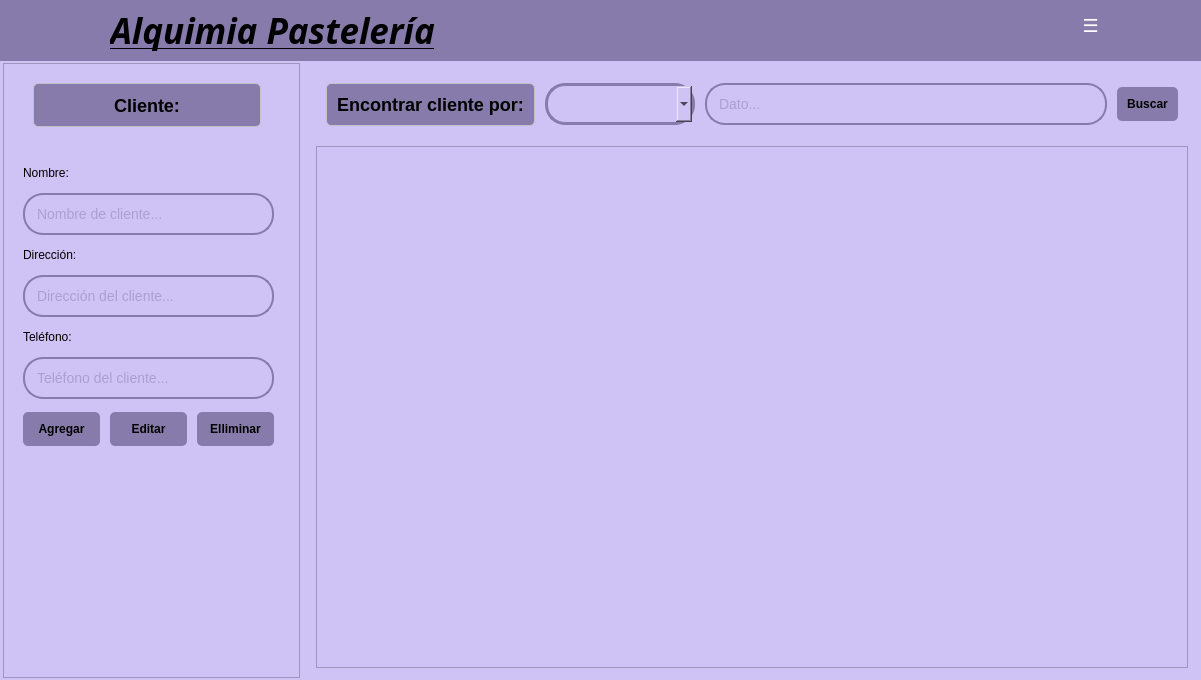
Above: app/view/ui/clienteView.ui from ErickSanat/POS-PythonQt before the change. Below: the same form after it.
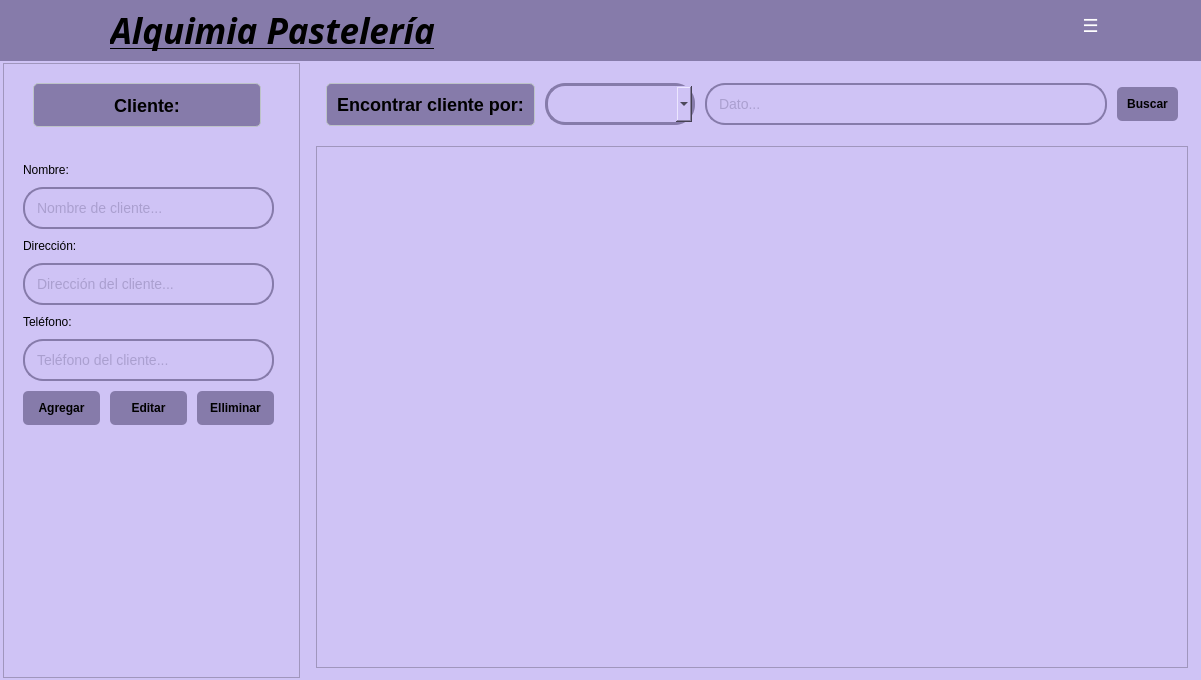
That is the form after the change. Icons and pictures are not drawn.

Commit message: fix: AYUDA POR FAVOOOOOOOOOR no funca buscar y no esta acabado cliente

```diff
--- a/app/view/ui/clienteView.ui
+++ b/app/view/ui/clienteView.ui
@@ -109,7 +109,7 @@
           <height>311</height>
          </rect>
         </property>
-        <layout class="QVBoxLayout" name="verticalLayout" stretch="0,0,0,0,0,0,0">
+        <layout class="QVBoxLayout" name="verticalLayout" stretch="0,0,0,0,0,0,0,0">
          <property name="spacing">
           <number>10</number>
          </property>
@@ -324,6 +324,22 @@
            </item>
           </layout>
          </item>
+         <item>
+          <widget class="QLabel" name="labelInformacion">
+           <property name="sizePolicy">
+            <sizepolicy hsizetype="Expanding" vsizetype="Fixed">
+             <horstretch>0</horstretch>
+             <verstretch>0</verstretch>
+            </sizepolicy>
+           </property>
+           <property name="styleSheet">
+            <string notr="true">color: rgb(0, 0, 0);</string>
+           </property>
+           <property name="text">
+            <string/>
+           </property>
+          </widget>
+         </item>
         </layout>
        </widget>
       </widget>
```
The commit also changes 7 other files.
